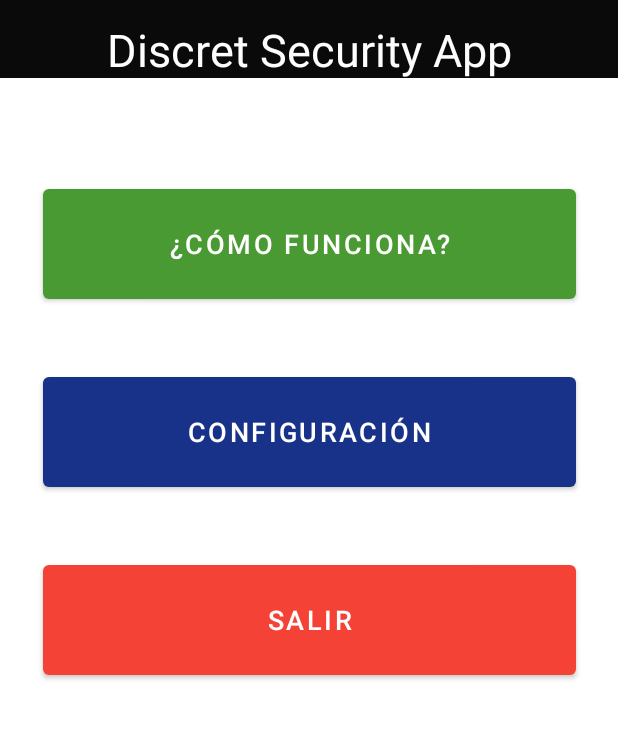
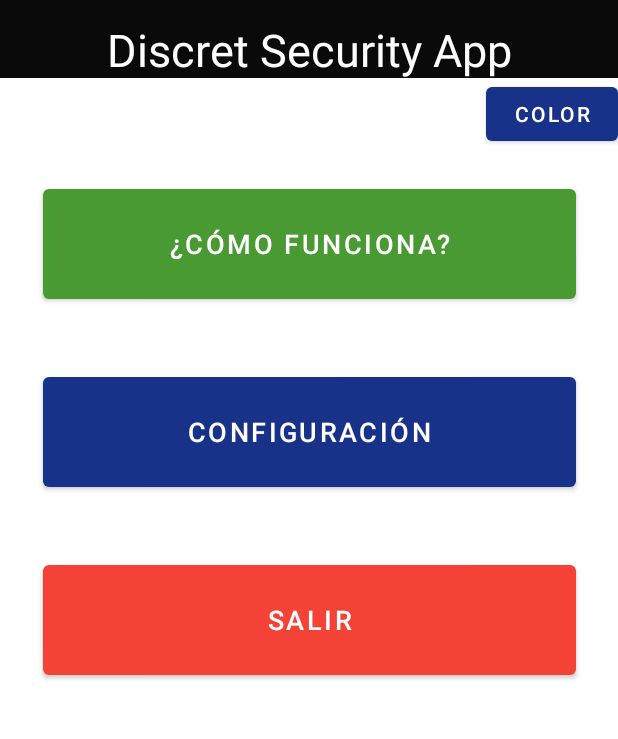
Before and after one commit to karlaVane/DSA, an Android app: the menu screen opened directly, with no data from a screen before it, on a phone screen of 412 x 824 dp, the part 309-1048 px from its top. Run offline under Robolectric (Android 15) with nearby library versions, the light colour scheme and no system bars.

Commit message:
Color tema

```diff
--- a/app/src/main/java/com/ksld/appemergencia/menu.java
+++ b/app/src/main/java/com/ksld/appemergencia/menu.java
@@ -1,6 +1,7 @@
 package com.ksld.appemergencia;
 
 import androidx.appcompat.app.AppCompatActivity;
+import androidx.appcompat.app.AppCompatDelegate;
 import androidx.core.app.ActivityCompat;
 import androidx.core.content.ContextCompat;
 
@@ -38,4 +39,13 @@ public class menu extends AppCompatActivity {
         moveTaskToBack(true);
     }
 
+
+    public void cambiarColor(View view) {
+        if (AppCompatDelegate.getDefaultNightMode()==1) {
+            AppCompatDelegate.setDefaultNightMode(AppCompatDelegate.MODE_NIGHT_YES);
+        } else {
+            AppCompatDelegate.setDefaultNightMode(AppCompatDelegate.MODE_NIGHT_NO);
+        }
+    }
+
 }
--- a/app/src/main/res/layout/activity_menu.xml
+++ b/app/src/main/res/layout/activity_menu.xml
@@ -76,4 +76,13 @@
         app:layout_constraintEnd_toEndOf="parent"
         app:layout_constraintStart_toStartOf="parent"
         app:layout_constraintTop_toBottomOf="@+id/conf" />
+
+    <Button
+        android:id="@+id/cambiar"
+        android:layout_width="wrap_content"
+        android:layout_height="wrap_content"
+        android:onClick="cambiarColor"
+        android:text="COLOR"
+        app:layout_constraintEnd_toEndOf="parent"
+        app:layout_constraintTop_toBottomOf="@+id/textView" />
 </androidx.constraintlayout.widget.ConstraintLayout>
--- a/app/src/main/res/values-night/themes.xml
+++ b/app/src/main/res/values-night/themes.xml
@@ -2,6 +2,7 @@
     <!-- Base application theme. -->
     <style name="Theme.AppEmergencia" parent="Theme.MaterialComponents.DayNight.DarkActionBar">
         <!-- Primary brand color. -->
+        <item name="android:windowBackground">@color/background2</item>
         <item name="colorPrimary">@color/purple_200</item>
         <item name="colorPrimaryVariant">@color/purple_700</item>
         <item name="colorOnPrimary">@color/black</item>
--- a/app/src/main/res/values/colors.xml
+++ b/app/src/main/res/values/colors.xml
@@ -8,4 +8,6 @@
     <color name="black">#FF000000</color>
     <color name="white">#FFFFFFFF</color>
     <color name="encabezado">#183289</color>
+    <color name="background">#fff </color>
+    <color name="background2">#000 </color>
 </resources>
--- a/app/src/main/res/values/themes.xml
+++ b/app/src/main/res/values/themes.xml
@@ -2,6 +2,7 @@
     <!-- Base application theme. -->
     <style name="Theme.AppEmergencia" parent="Theme.MaterialComponents.DayNight.DarkActionBar">
         <!-- Primary brand color. -->
+        <item name="android:windowBackground">@color/background</item>
         <item name="colorPrimary">@color/encabezado</item>
         <item name="colorPrimaryVariant">@color/purple_700</item>
         <item name="colorOnPrimary">@color/white</item>
```
